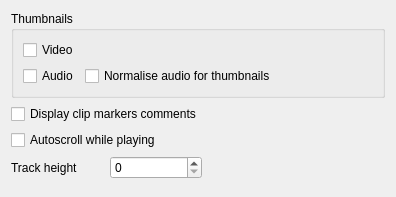
KDE/kdenlive, file src/widgets/configdisplay_ui.ui: the form before one commit.
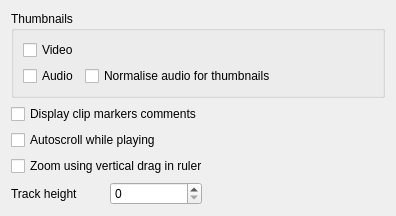
The form after the commit.

Commit message: Disable zoom using vertical mouse drag in ruler by default: http://www.kdenlive.org/mantis/view.php?id=1149

Patch:
```diff
--- a/src/widgets/configdisplay_ui.ui
+++ b/src/widgets/configdisplay_ui.ui
@@ -68,17 +68,17 @@
      </property>
     </widget>
    </item>
-   <item row="3" column="0">
+   <item row="4" column="0">
     <widget class="QLabel" name="label">
      <property name="text">
       <string>Track height</string>
      </property>
     </widget>
    </item>
-   <item row="3" column="1">
+   <item row="4" column="1">
     <widget class="QSpinBox" name="kcfg_trackheight"/>
    </item>
-   <item row="3" column="2">
+   <item row="4" column="2">
     <spacer name="horizontalSpacer_2">
      <property name="orientation">
       <enum>Qt::Horizontal</enum>
@@ -91,7 +91,7 @@
      </property>
     </spacer>
    </item>
-   <item row="5" column="1">
+   <item row="6" column="1">
     <spacer name="verticalSpacer">
      <property name="orientation">
       <enum>Qt::Vertical</enum>
@@ -104,6 +104,13 @@
      </property>
     </spacer>
    </item>
+   <item row="3" column="0" colspan="3">
+    <widget class="QCheckBox" name="kcfg_verticalzoom">
+     <property name="text">
+      <string>Zoom using vertical drag in ruler</string>
+     </property>
+    </widget>
+   </item>
   </layout>
  </widget>
  <resources/>
```
The commit also changes 2 other files.
